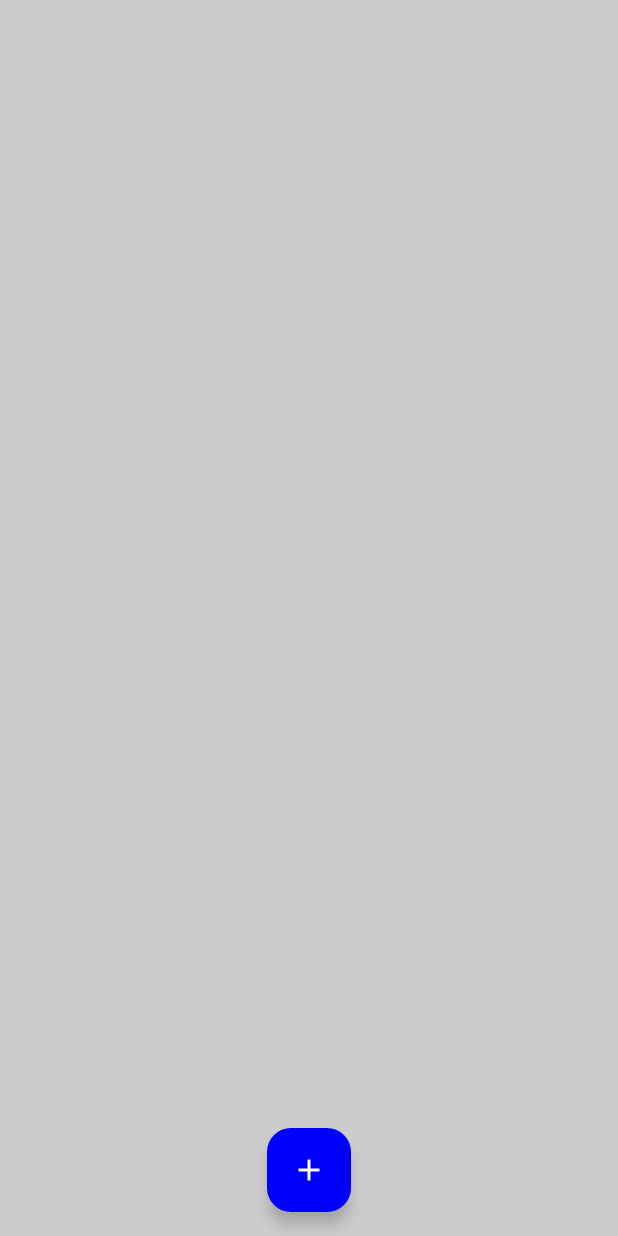
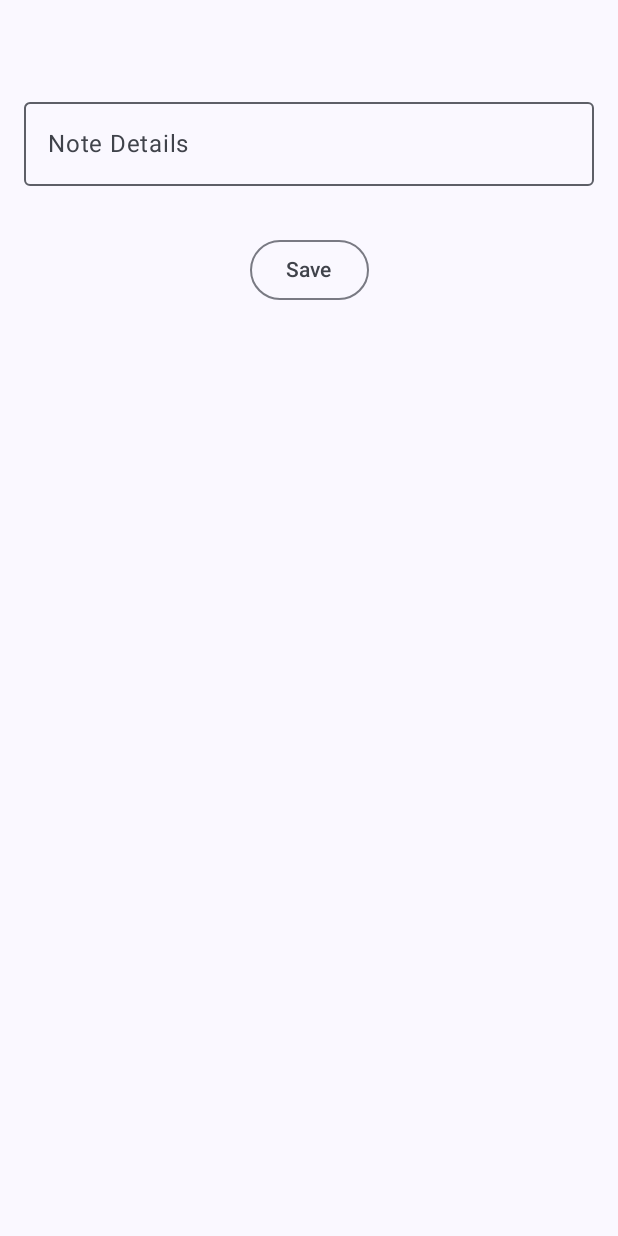
Before and after one commit to AhmedMaad/Banque-Misr-Intern-Projects-2024, an Android app built with Jetpack Compose: the HomeScreen screen opened through its navigation route, after a tap on "Add note page button", on a phone screen of 412 x 824 dp. Run offline under Robolectric (Android 15) with nearby library versions, the phone set to English and light mode, and no system bars; our stand-ins replace Room's generated code.

Commit message:
updating gradle version with add, list functionalties together due to an internal error in AS

```diff
--- a/Notes App/app/src/main/java/com/maad/notesapp/AddingNoteScreen.kt
+++ b/Notes App/app/src/main/java/com/maad/notesapp/AddingNoteScreen.kt
@@ -1,10 +1,10 @@
 package com.maad.notesapp
 
+import android.widget.Toast
 import androidx.compose.foundation.layout.Column
 import androidx.compose.foundation.layout.fillMaxSize
 import androidx.compose.foundation.layout.fillMaxWidth
 import androidx.compose.foundation.layout.padding
-import androidx.compose.material3.Button
 import androidx.compose.material3.OutlinedButton
 import androidx.compose.material3.OutlinedTextField
 import androidx.compose.material3.Text
@@ -15,20 +15,29 @@ import androidx.compose.runtime.remember
 import androidx.compose.runtime.setValue
 import androidx.compose.ui.Alignment
 import androidx.compose.ui.Modifier
+import androidx.compose.ui.platform.LocalContext
 import androidx.compose.ui.tooling.preview.Preview
 import androidx.compose.ui.unit.dp
 import androidx.navigation.NavController
 import androidx.navigation.compose.rememberNavController
+import com.maad.notesapp.ui.NoteViewModel
+import androidx.lifecycle.viewmodel.compose.viewModel
+import com.maad.notesapp.database.Note
 
 @Composable
-fun AddingNoteScreen(modifier: Modifier = Modifier, navController: NavController) {
+fun AddingNoteScreen(
+    navController: NavController,
+    modifier: Modifier = Modifier,
+    viewModel: NoteViewModel = viewModel(),
+) {
 
     Column(
         modifier = modifier
             .fillMaxSize()
-            .padding(top = 32.dp, start = 16.dp, end = 16.dp)
+            .padding(top = 60.dp, start = 16.dp, end = 16.dp)
     ) {
 
+        val context = LocalContext.current
         var details by remember { mutableStateOf("") }
 
         OutlinedTextField(
@@ -42,8 +51,9 @@ fun AddingNoteScreen(modifier: Modifier = Modifier, navController: NavController
 
         OutlinedButton(
             onClick = {
-                //Save note to database with a confirmation
-                //toast message
+                viewModel.upsertNote(Note(noteDetails = details))
+                Toast.makeText(context, "Saved!", Toast.LENGTH_LONG).show()
+                details = ""
             },
             modifier = modifier
                 .align(Alignment.CenterHorizontally)
--- a/Notes App/app/src/main/java/com/maad/notesapp/HomeScreen.kt
+++ b/Notes App/app/src/main/java/com/maad/notesapp/HomeScreen.kt
@@ -1,8 +1,14 @@
 package com.maad.notesapp
 
+import androidx.compose.foundation.layout.defaultMinSize
+import androidx.compose.foundation.layout.fillMaxSize
 import androidx.compose.foundation.layout.fillMaxWidth
 import androidx.compose.foundation.layout.padding
+import androidx.compose.foundation.layout.wrapContentHeight
+import androidx.compose.foundation.layout.wrapContentSize
+import androidx.compose.foundation.layout.wrapContentWidth
 import androidx.compose.foundation.lazy.LazyColumn
+import androidx.compose.foundation.lazy.items
 import androidx.compose.material.icons.Icons
 import androidx.compose.material.icons.filled.Add
 import androidx.compose.material3.Card
@@ -13,21 +19,34 @@ import androidx.compose.material3.Icon
 import androidx.compose.material3.Scaffold
 import androidx.compose.material3.Text
 import androidx.compose.runtime.Composable
+import androidx.compose.runtime.collectAsState
+import androidx.compose.runtime.getValue
+import androidx.compose.ui.Alignment
 import androidx.compose.ui.Modifier
 import androidx.compose.ui.graphics.Color
+import androidx.compose.ui.text.style.TextAlign
 import androidx.compose.ui.tooling.preview.Preview
 import androidx.compose.ui.unit.dp
 import androidx.compose.ui.unit.sp
+import androidx.lifecycle.viewmodel.compose.viewModel
 import androidx.navigation.NavController
 import com.maad.notesapp.database.Note
+import com.maad.notesapp.routes.Route.ADD_NOTE
+import com.maad.notesapp.ui.NoteViewModel
 
 @Composable
-fun HomeScreen(modifier: Modifier = Modifier, navController: NavController) {
+fun HomeScreen(
+    navController: NavController,
+    modifier: Modifier = Modifier,
+    viewModel: NoteViewModel = viewModel(),
+) {
     Scaffold(
         floatingActionButtonPosition = FabPosition.Center,
         floatingActionButton = {
             FloatingActionButton(
-                onClick = { },
+                onClick = {
+                    navController.navigate(ADD_NOTE)
+                },
                 containerColor = Color.Blue,
             ) {
                 Icon(
@@ -36,11 +55,14 @@ fun HomeScreen(modifier: Modifier = Modifier, navController: NavController) {
                     tint = Color.White,
                 )
             }
-        },
-        containerColor = Color.LightGray
-    ) {
-        LazyColumn(modifier = modifier.padding(it)) {
+        }
+    ) { _ ->
+        val notes by viewModel.getNotes().collectAsState(initial = emptyList())
 
+        LazyColumn(modifier = modifier.padding(top = 60.dp)) {
+            items(notes) { note ->
+                NoteListItem(note = note)
+            }
         }
     }
 }
@@ -48,16 +70,20 @@ fun HomeScreen(modifier: Modifier = Modifier, navController: NavController) {
 @Composable
 fun NoteListItem(note: Note, modifier: Modifier = Modifier) {
     Card(
-        colors = CardDefaults.cardColors(containerColor = Color.White),
+        colors = CardDefaults.cardColors(containerColor = Color.LightGray),
         modifier = modifier
             .fillMaxWidth()
             .padding(8.dp)
     ) {
         Text(
             text = note.noteDetails,
-            fontSize = 24.sp,
-            color = Color.Black,
-            modifier = modifier.padding(32.dp)
+            fontSize = 20.sp,
+            color = Color.DarkGray,
+            textAlign = TextAlign.Justify,
+            modifier = modifier
+                .padding(8.dp)
+                .defaultMinSize(minHeight = 80.dp)
+                .wrapContentHeight(Alignment.CenterVertically)
         )
     }
 }
--- a/Notes App/app/src/main/java/com/maad/notesapp/database/RoomDBHelper.kt
+++ b/Notes App/app/src/main/java/com/maad/notesapp/database/RoomDBHelper.kt
@@ -8,7 +8,7 @@ import androidx.room.RoomDatabase
 @Database(entities = [Note::class], version = 1, exportSchema = false)
 abstract class RoomDBHelper : RoomDatabase() {
 
-    abstract fun noteDao(): NoteDao
+    abstract val noteDao: NoteDao
 
     companion object {
         @Volatile
--- a/Notes App/app/src/main/java/com/maad/notesapp/ui/NoteViewModel.kt
+++ b/Notes App/app/src/main/java/com/maad/notesapp/ui/NoteViewModel.kt
@@ -10,13 +10,13 @@
     private val db: RoomDBHelper = RoomDBHelper.getInstance(app)
 
     fun upsertNote(note: Note) {
-            db.noteDao().upsertNote(note)
+        db.noteDao.upsertNote(note)
     }
 
     fun deleteNote(note: Note) {
-            db.noteDao().deleteNote(note)
+        db.noteDao.deleteNote(note)
     }
 
-        fun getNotes() = db.noteDao().getAllNotes()
+    fun getNotes() = db.noteDao.getAllNotes()
 
 }
```
Also changed, not shown: Notes App/gradle/wrapper/gradle-wrapper.properties. Lines whose indentation alone changed are shown as unchanged.
